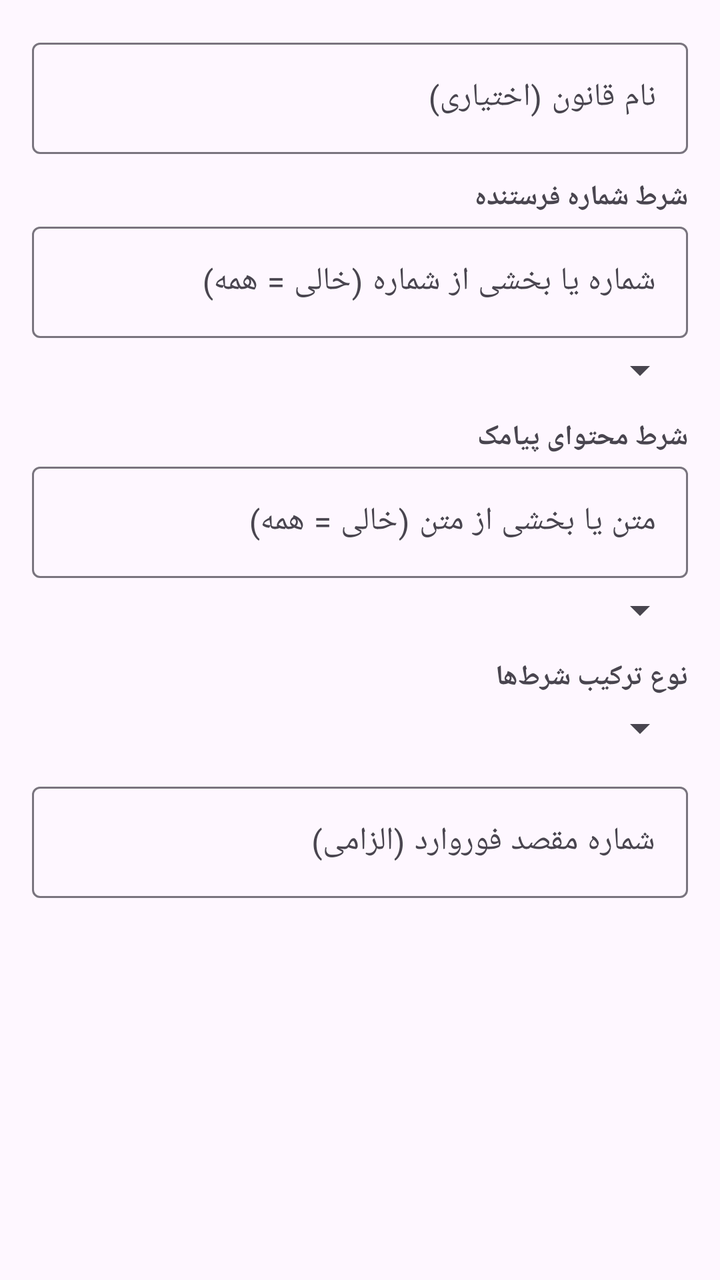
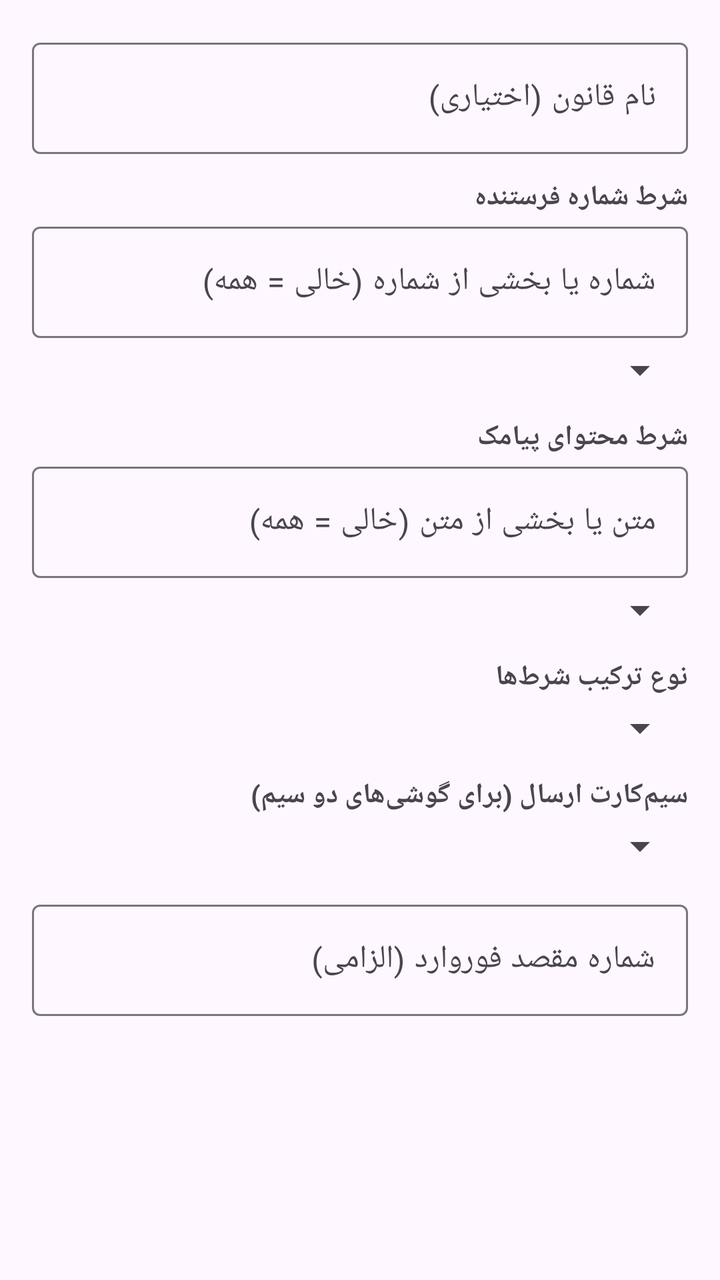

Screens rendered from an Android XML layout before and after an edit, with the pre-edit source and the edit as a unified diff.
<!-- AndroidManifest.xml: application theme Theme.SmsForwarder -->
<!-- res/layout/dialog_rule.xml -->
<?xml version="1.0" encoding="utf-8"?>
<ScrollView
    xmlns:android="http://schemas.android.com/apk/res/android"
    android:layout_width="match_parent"
    android:layout_height="wrap_content"
    android:padding="16dp">

    <LinearLayout
        android:layout_width="match_parent"
        android:layout_height="wrap_content"
        android:orientation="vertical">

        <com.google.android.material.textfield.TextInputLayout
            android:layout_width="match_parent"
            android:layout_height="wrap_content"
            android:hint="نام قانون (اختیاری)">

            <com.google.android.material.textfield.TextInputEditText
                android:id="@+id/edtName"
                android:layout_width="match_parent"
                android:layout_height="wrap_content"
                android:inputType="text" />
        </com.google.android.material.textfield.TextInputLayout>

        <TextView
            android:layout_width="match_parent"
            android:layout_height="wrap_content"
            android:text="شرط شماره فرستنده"
            android:textStyle="bold"
            android:layout_marginTop="12dp" />

        <com.google.android.material.textfield.TextInputLayout
            android:layout_width="match_parent"
            android:layout_height="wrap_content"
            android:hint="شماره یا بخشی از شماره (خالی = همه)">

            <com.google.android.material.textfield.TextInputEditText
                android:id="@+id/edtSender"
                android:layout_width="match_parent"
                android:layout_height="wrap_content"
                android:inputType="phone" />
        </com.google.android.material.textfield.TextInputLayout>

        <Spinner
            android:id="@+id/spSenderType"
            android:layout_width="match_parent"
            android:layout_height="wrap_content"
            android:layout_marginTop="4dp" />

        <TextView
            android:layout_width="match_parent"
            android:layout_height="wrap_content"
            android:text="شرط محتوای پیامک"
            android:textStyle="bold"
            android:layout_marginTop="12dp" />

        <com.google.android.material.textfield.TextInputLayout
            android:layout_width="match_parent"
            android:layout_height="wrap_content"
            android:hint="متن یا بخشی از متن (خالی = همه)">

            <com.google.android.material.textfield.TextInputEditText
                android:id="@+id/edtBody"
                android:layout_width="match_parent"
                android:layout_height="wrap_content"
                android:inputType="text" />
        </com.google.android.material.textfield.TextInputLayout>

        <Spinner
            android:id="@+id/spBodyType"
            android:layout_width="match_parent"
            android:layout_height="wrap_content"
            android:layout_marginTop="4dp" />

        <TextView
            android:layout_width="match_parent"
            android:layout_height="wrap_content"
            android:text="نوع ترکیب شرط‌ها"
            android:textStyle="bold"
            android:layout_marginTop="12dp" />

        <Spinner
            android:id="@+id/spLogic"
            android:layout_width="match_parent"
            android:layout_height="wrap_content"
            android:layout_marginTop="4dp" />

        <com.google.android.material.textfield.TextInputLayout
            android:layout_width="match_parent"
            android:layout_height="wrap_content"
            android:layout_marginTop="12dp"
            android:hint="شماره مقصد فوروارد (الزامی)">

            <com.google.android.material.textfield.TextInputEditText
                android:id="@+id/edtForwardTo"
                android:layout_width="match_parent"
                android:layout_height="wrap_content"
                android:inputType="phone" />
        </com.google.android.material.textfield.TextInputLayout>

    </LinearLayout>
</ScrollView>
<!-- resources referenced by this layout -->
<resources>
  <style name="Theme.SmsForwarder" parent="Theme.Material3.DayNight.NoActionBar">
          <item name="colorPrimary">#1976D2</item>
          <item name="colorPrimaryContainer">#BBDEFB</item>
          <item name="colorOnPrimary">@android:color/white</item>
          <item name="android:statusBarColor">#1565C0</item>
      </style>
</resources>

<!-- the commit's change to res/layout/dialog_rule.xml (unified diff, before → after) -->
@@ -85,6 +85,19 @@
             android:layout_height="wrap_content"
             android:layout_marginTop="4dp" />
 
+        <TextView
+            android:layout_width="match_parent"
+            android:layout_height="wrap_content"
+            android:text="سیم‌کارت ارسال (برای گوشی‌های دو سیم)"
+            android:textStyle="bold"
+            android:layout_marginTop="12dp" />
+
+        <Spinner
+            android:id="@+id/spSim"
+            android:layout_width="match_parent"
+            android:layout_height="wrap_content"
+            android:layout_marginTop="4dp" />
+
         <com.google.android.material.textfield.TextInputLayout
             android:layout_width="match_parent"
             android:layout_height="wrap_content"
